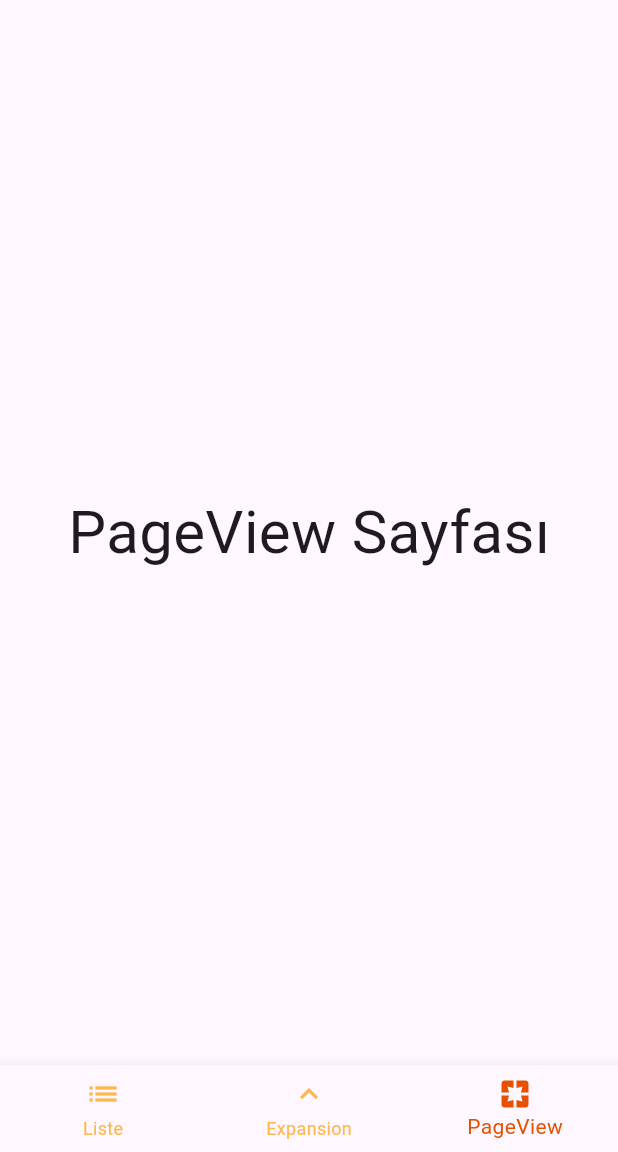
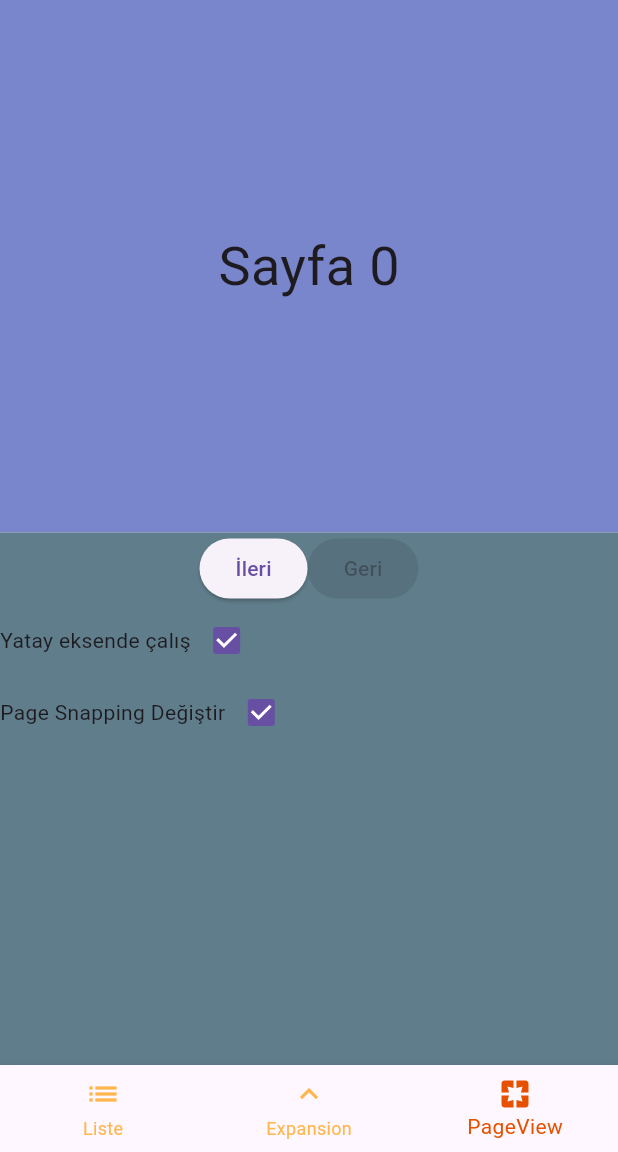
Before and after one commit to ayda-1/tasarim_ara-lari_app6, a Flutter app: the screen it shows after launch, item 3 of the bottom bar chosen, on a phone screen of 412 x 824 dp, the part 84-1236 px from its top. Run offline on Flutter 3.47's test engine with Material 3 defaults, Android fonts, the phone set to English and light mode, and no system bars.

Commit message:
butonlar ve sayfalar düzenlendi eklendi pagestorage key eklendi

```diff
--- a/lib/main.dart
+++ b/lib/main.dart
@@ -1,6 +1,7 @@
 import 'package:app6/widgets/expansion_tile_page.dart';
 import 'package:app6/widgets/liste_ornek.dart';
 import 'package:app6/widgets/page_view_page.dart';
+import 'package:app6/widgets/settings_expansion_menu.dart';
 import 'package:flutter/material.dart';
 
 void main() {
@@ -24,8 +25,25 @@ class MyProject extends StatefulWidget {
 }
 
 class _MyProjectState extends State<MyProject> {
-  List<Widget> sayfalar = [ListeOrnek(), ExpansionTilePage(), PageViewPage()];
   int bottomIndex = 0;
+  var keyList = PageStorageKey(
+    "key liste",
+  ); //bunlar sayfadan sayfaya geçişte diğer sayfada kalınan yerin 0lanmaması için
+  var keyExpansion = PageStorageKey("key expansion");
+  late List<Widget> sayfalar;
+  @override
+  void initState() {
+    //key yapısına ulasabilmesi icin ,listeyi initstate'de dolduruyoruz, bu key'ler için yani, baska sayfa geçişinde önceki sayfanın nerde oldugu bilgisi veriliyor
+    // TODO: implement initState
+    super.initState();
+    sayfalar = [
+      ListeOrnek(listKey: keyList),
+      //ExpansionTilePage(expansionKey: keyExpansion),
+      SettingsExpansionMenu(),
+      PageViewPage(),
+    ];
+  }
+
   @override
   Widget build(BuildContext context) {
     return Scaffold(
--- a/lib/widgets/liste_ornek.dart
+++ b/lib/widgets/liste_ornek.dart
@@ -1,7 +1,9 @@
 import 'package:flutter/material.dart';
 
 class ListeOrnek extends StatefulWidget {
-  const ListeOrnek({super.key});
+  final PageStorageKey
+  listKey; //final yazmak istemiosak constu silmezsek hataoluyor alttaki, ayrıca final yazmak daha mantıklı cünkü key değişmicek ztn
+  const ListeOrnek({super.key, required this.listKey});
 
   @override
   State<ListeOrnek> createState() => _ListeOrnekState();
@@ -11,6 +13,7 @@ class _ListeOrnekState extends State<ListeOrnek> {
   @override
   Widget build(BuildContext context) {
     return ListView.builder(
+      key: widget.listKey,
       //llistviewla kullanmak sacma sadece suanlık göstermelik olarak
       itemCount: 10,
       itemExtent: 300,
--- a/lib/widgets/page_view_page.dart
+++ b/lib/widgets/page_view_page.dart
@@ -1,3 +1,5 @@
+import 'dart:math';
+
 import 'package:flutter/material.dart';
 
 class PageViewPage extends StatefulWidget {
@@ -8,10 +10,126 @@ class PageViewPage extends StatefulWidget {
 }
 
 class _PageViewPageState extends State<PageViewPage> {
+  bool yatayEksen = true;
+  bool isPageSnapping = true;
+  int currentIndex = 0;
+  late PageController pageController;
+  @override
+  void initState() {
+    // TODO: implement initState
+    super.initState();
+    pageController = PageController();
+  }
+
   @override
   Widget build(BuildContext context) {
-    return Center(
-      child: Text("PageView Sayfası", style: TextStyle(fontSize: 40)),
+    return Column(
+      children: [
+        Expanded(
+          child: PageView(
+            controller: pageController,
+            scrollDirection: yatayEksen ? Axis.horizontal : Axis.vertical,
+            pageSnapping:
+                isPageSnapping, //dokunduğumuzda diğer sayfaya mı geçsin yoksa harekete göre kalsın mı
+            onPageChanged: (index) {
+              setState(() {
+                currentIndex = index;
+              });
+              // debugPrint("Sayfa index: $index");
+            },
+            children: [
+              Container(
+                width: double.infinity,
+                height: 300,
+                color: Colors.indigo.shade300,
+                child: Center(
+                  child: Text("Sayfa 0", style: TextStyle(fontSize: 36)),
+                ),
+              ),
+              Container(
+                width: double.infinity,
+                height: 300,
+                color: Colors.purple.shade300,
+                child: Center(
+                  child: Text("Sayfa 1", style: TextStyle(fontSize: 36)),
+                ),
+              ),
+              Container(
+                width: double.infinity,
+                height: 300,
+                color: Colors.pink.shade300,
+                child: Center(
+                  child: Text("Sayfa 2", style: TextStyle(fontSize: 36)),
+                ),
+              ),
+            ],
+          ),
+        ),
+        Expanded(
+          child: Container(
+            height: 200,
+            width: double.infinity,
+            color: Colors.blueGrey,
+            child: Column(
+              children: [
+                Row(
+                  mainAxisAlignment: MainAxisAlignment.center,
+                  children: [
+                    ElevatedButton(
+                      onPressed: currentIndex == 2
+                          ? null
+                          : () {
+                              pageController.nextPage(
+                                duration: Duration(seconds: 2),
+                                curve: Curves.easeIn,
+                              );
+                            }, //current index son sayfada ise yani 2yse, null olucak yani tıklanamayacak
+                      child: Text("İleri"),
+                    ),
+                    ElevatedButton(
+                      onPressed: currentIndex == 0
+                          ? null
+                          : () {
+                              pageController.previousPage(
+                                duration: Duration(seconds: 2),
+                                curve: Curves.easeIn,
+                              );
+                            }, //current index son sayfada ise yani 2yse, null olucak yani tıklanamayacak
+                      child: Text("Geri"),
+                    ),
+                  ],
+                ),
+                Row(
+                  children: [
+                    Text("Yatay eksende çalış"),
+                    Checkbox(
+                      value: yatayEksen,
+                      onChanged: (val) {
+                        setState(() {
+                          yatayEksen = val!;
+                        });
+                      },
+                    ),
+                  ],
+                ),
+                Row(
+                  children: [
+                    Text("Page Snapping Değiştir"),
+                    Checkbox(
+                      value: isPageSnapping,
+                      onChanged: (val) {
+                        setState(() {
+                          isPageSnapping = val!;
+                        });
+                      },
+                    ),
+                  ],
+                ),
+              ],
+            ),
+          ),
+        ),
+      ],
     );
   }
 }
```
Also changed, not shown: lib/widgets/expansion_tile_page.dart (+6 -1 lines), lib/widgets/settings_expansion_menu.dart (added, +76 -0 lines).
